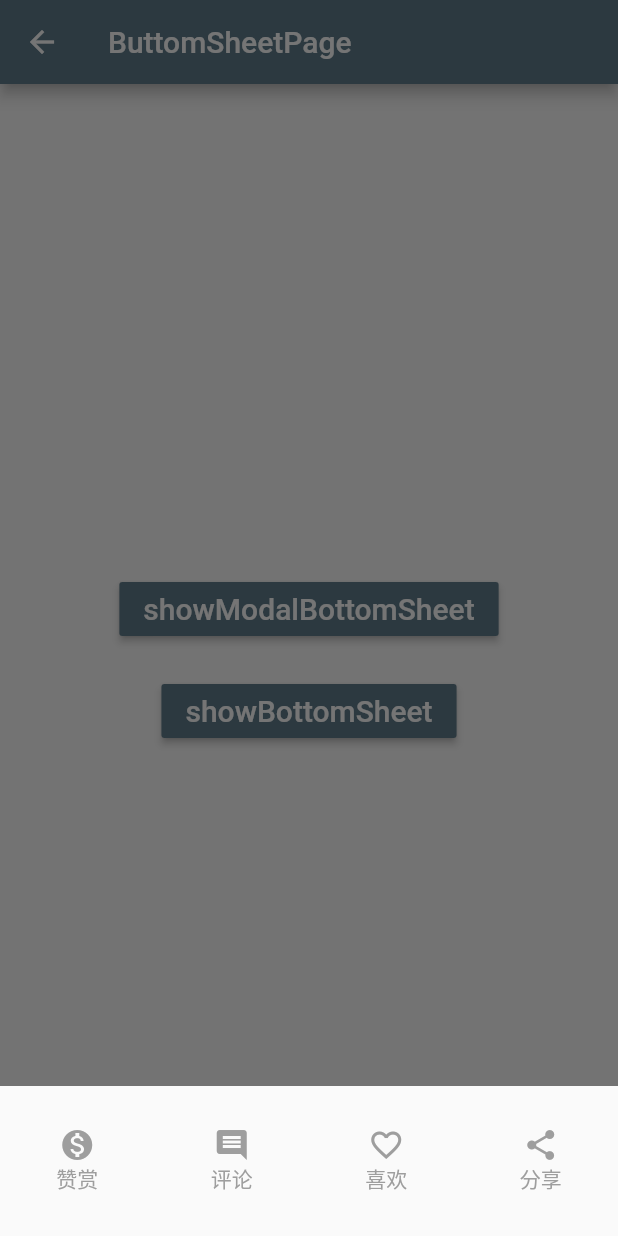
After one commit to Urwateryi/flutter_the_first_demo, a Flutter app: the BottomSheetPage screen opened directly, after a tap on "showModalBottomSheet", on a phone screen of 412 x 824 dp. The commit adds this screen. Run offline on Flutter 3.47's test engine with Material 2 defaults, Android fonts, the phone set to English and light mode, and no system bars; our stand-ins replace fluttertoast, transparent_image.

Commit message:
BottomSheet

```diff
--- a/lib/components/BottomComponent.dart
+++ b/lib/components/BottomComponent.dart
@@ -4,11 +4,13 @@ class BottomComponent extends StatefulWidget {
   final IconData icons;
   final MaterialColor colors;
   final String btnName;
+  final GestureTapCallback onTap;
 
   BottomComponent(
       {@required this.icons,
       this.colors = Colors.grey,
-      @required this.btnName});
+      @required this.btnName,
+      this.onTap});
 
   @override
   State<BottomComponent> createState() {
@@ -19,12 +21,15 @@ class BottomComponent extends StatefulWidget {
 class BottomComponentState extends State<BottomComponent> {
   @override
   Widget build(BuildContext context) {
-    return Column(
-      mainAxisAlignment: MainAxisAlignment.center,
-      children: <Widget>[
-        Icon(widget.icons, color: widget.colors),
-        Text(widget.btnName, style: TextStyle(color: widget.colors))
-      ],
+    return GestureDetector(
+      child: Column(
+        mainAxisAlignment: MainAxisAlignment.center,
+        children: <Widget>[
+          Icon(widget.icons, color: widget.colors),
+          Text(widget.btnName, style: TextStyle(color: widget.colors))
+        ],
+      ),
+      onTap: widget.onTap,
     );
   }
 }
--- a/lib/home/ComponentBean.dart
+++ b/lib/home/ComponentBean.dart
@@ -13,6 +13,7 @@ import 'decoration/DecorationPage.dart';
 import 'flutterlogo/FlutterLogoPage.dart';
 import 'placeholder/PlaceHolderPage.dart';
 import 'package:the_first_one/home/gridview/GridViewList.dart';
+import 'buttomsheet/BottomSheetPage.dart';
 
 class ComponentBean {
   String name;
@@ -42,6 +43,8 @@ List<ComponentBean> contentList = <ComponentBean>[
       "Appbar", AppBarPage(), "就是AppBar嘛", "assets/images/illustration_8.jpg"),
   ComponentBean("GridView", new GridViewList(), "网格布局",
       "assets/images/illustration_8.jpg"),
+  ComponentBean("ButtomSheet", new BottomSheetPage(), "BottomSheet是一个从屏幕底部滑起的列表（以显示更多的内容）。你可以调用showBottomSheet()或showModalBottomSheet弹出",
+      "assets/images/illustration_18.jpg"),
   ComponentBean("Flow", null, "Flow", "assets/images/illustration_10.jpg"),
   ComponentBean("Table", null, "Table", "assets/images/illustration_11.jpg"),
   ComponentBean("Wrap", null, "Wrap", "assets/images/illustration_12.jpg"),
--- /dev/null
+++ b/lib/home/buttomsheet/BottomSheetPage.dart
@@ -0,0 +1,130 @@
+import 'package:flutter/material.dart';
+import 'package:the_first_one/components/BottomComponent.dart';
+import 'package:fluttertoast/fluttertoast.dart';
+
+class BottomSheetPage extends StatefulWidget {
+  @override
+  State<BottomSheetPage> createState() {
+    return BottomSheetState();
+  }
+}
+
+class BottomSheetState extends State<BottomSheetPage> {
+  final GlobalKey<ScaffoldState> _scaffoldKey = new GlobalKey<ScaffoldState>();
+
+  showModal(BuildContext context) {
+    showModalBottomSheet(
+        context: context,
+        builder: (BuildContext context) {
+          return Container(
+            height: 100.0,
+            child: Row(
+              mainAxisAlignment: MainAxisAlignment.spaceAround,
+              children: <Widget>[
+                BottomComponent(
+                  icons: Icons.monetization_on,
+                  btnName: '赞赏',
+                  onTap: () {
+                    Fluttertoast.showToast(msg: "赞赏");
+                  },
+                ),
+                BottomComponent(
+                  icons: Icons.comment,
+                  btnName: '评论',
+                  onTap: () {
+                    Fluttertoast.showToast(msg: "评论");
+                  },
+                ),
+                BottomComponent(
+                  icons: Icons.favorite_border,
+                  btnName: '喜欢',
+                  onTap: () {
+                    Fluttertoast.showToast(msg: "喜欢");
+                  },
+                ),
+                BottomComponent(
+                  icons: Icons.share,
+                  btnName: '分享',
+                  onTap: () {
+                    Fluttertoast.showToast(msg: "分享");
+                  },
+                ),
+              ],
+            ),
+          );
+        });
+  }
+
+  showSheet(BuildContext context) {
+//    Scaffold.of(context).showBottomSheet(//没有反应
+    _scaffoldKey.currentState.showBottomSheet(//有反应
+      (context) {
+        return Container(
+          child: Padding(
+            padding: EdgeInsets.all(10.0),
+            child: Column(
+              children: <Widget>[
+                ListTile(
+                  leading: Icon(Icons.monetization_on),
+                  title: Text("赞赏"),
+                ),
+                ListTile(
+                  leading: Icon(Icons.comment),
+                  title: Text("评论"),
+                ),
+                ListTile(
+                  leading: Icon(Icons.favorite_border),
+                  title: Text("喜欢"),
+                ),
+                ListTile(
+                  leading: Icon(Icons.share),
+                  title: Text("分享"),
+                ),
+              ],
+            ),
+          ),
+        );
+      },
+    );
+  }
+
+  @override
+  Widget build(BuildContext context) {
+    return Scaffold(
+      key: _scaffoldKey,
+      appBar: AppBar(
+        title: Text("ButtomSheetPage"),
+      ),
+      body: Container(
+        child: Center(
+          child: Column(
+            mainAxisAlignment: MainAxisAlignment.center,
+            children: <Widget>[
+              RaisedButton(
+                color: Colors.blueGrey,
+                onPressed: () {
+                  showModal(context);
+                },
+                child: Text(
+                  "showModalBottomSheet",
+                  style: TextStyle(color: Colors.white, fontSize: 20.0),
+                ),
+              ),
+              SizedBox(height: 20.0),
+              RaisedButton(
+                color: Colors.blueGrey,
+                onPressed: () {
+                  showSheet(context);
+                },
+                child: Text(
+                  "showBottomSheet",
+                  style: TextStyle(color: Colors.white, fontSize: 20.0),
+                ),
+              ),
+            ],
+          ),
+        ),
+      ),
+    );
+  }
+}
```
